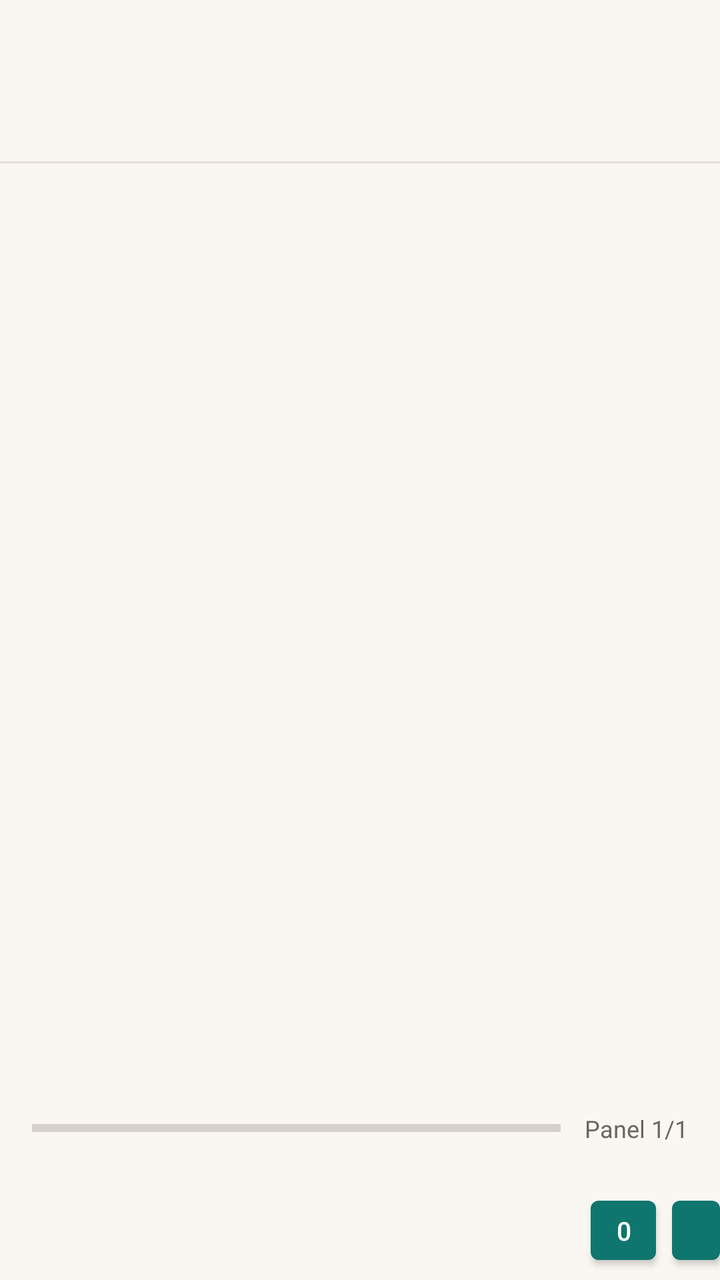
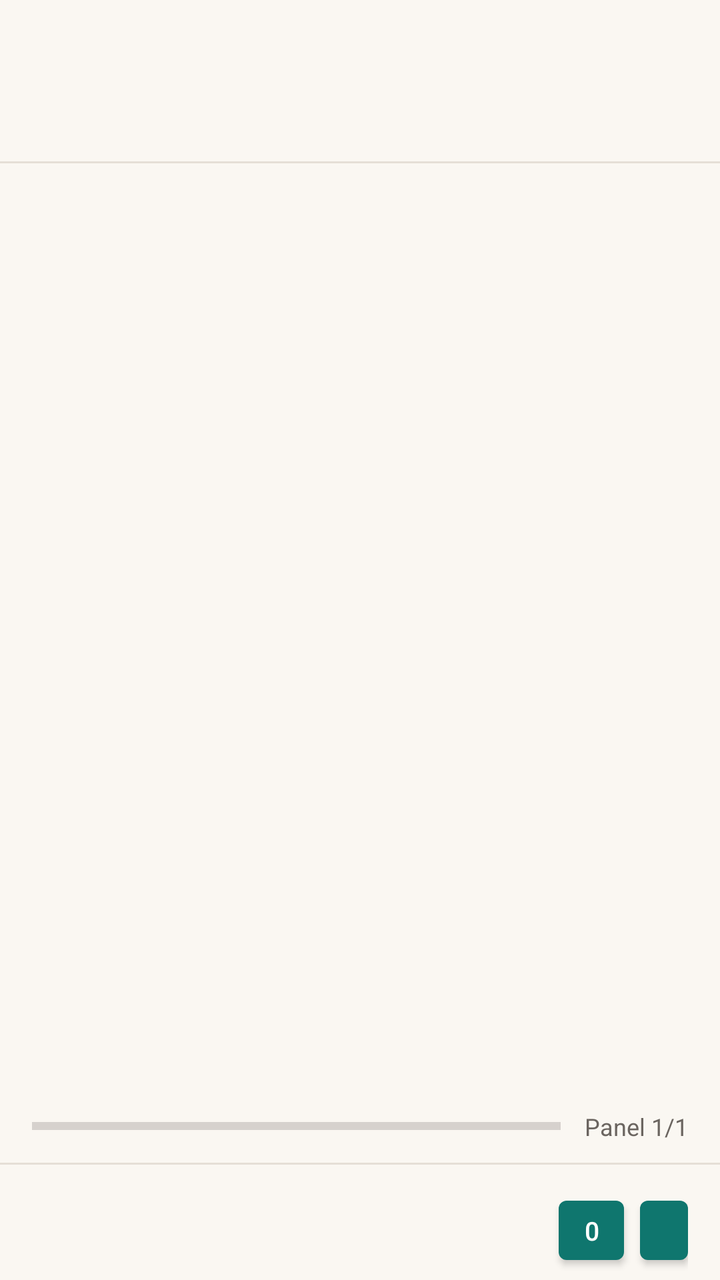

The first picture is an Android layout as it rendered before a commit; the second is the same layout after the commit. The layout source and the unified diff follow.
<!-- AndroidManifest.xml: application theme Theme.CerpenHozin -->
<!-- res/layout/activity_komik_reader.xml -->
<?xml version="1.0" encoding="utf-8"?>
<LinearLayout xmlns:android="http://schemas.android.com/apk/res/android"
    android:id="@+id/komik_reader_root"
    android:layout_width="match_parent"
    android:layout_height="match_parent"
    android:background="@color/paper"
    android:orientation="vertical">

    <LinearLayout
        android:id="@+id/komik_reader_header"
        android:layout_width="match_parent"
        android:layout_height="wrap_content"
        android:orientation="vertical"
        android:padding="16dp">

        <TextView
            android:id="@+id/komik_reader_title"
            android:layout_width="wrap_content"
            android:layout_height="wrap_content"
            android:textColor="@color/ink"
            android:textSize="20sp"
            android:textStyle="bold" />

        <TextView
            android:id="@+id/komik_reader_meta"
            android:layout_width="wrap_content"
            android:layout_height="wrap_content"
            android:layout_marginTop="4dp"
            android:textColor="@color/muted"
            android:textSize="13sp" />
    </LinearLayout>

    <View
        android:layout_width="match_parent"
        android:layout_height="1dp"
        android:background="@color/card_border" />

    <ProgressBar
        android:id="@+id/loading"
        android:layout_width="wrap_content"
        android:layout_height="wrap_content"
        android:layout_gravity="center"
        android:layout_marginTop="24dp"
        android:visibility="gone" />

    <Button
        android:id="@+id/komik_reader_download"
        android:layout_width="wrap_content"
        android:layout_height="wrap_content"
        android:layout_gravity="center"
        android:layout_marginTop="12dp"
        android:minWidth="0dp"
        android:minHeight="0dp"
        android:paddingStart="16dp"
        android:paddingEnd="16dp"
        android:paddingTop="8dp"
        android:paddingBottom="8dp"
        android:text="⬇ Unduh episode ini"
        android:textColor="@color/white"
        android:textSize="13sp"
        android:visibility="gone" />

    <androidx.recyclerview.widget.RecyclerView
        android:id="@+id/komik_reader_list"
        android:layout_width="match_parent"
        android:layout_height="0dp"
        android:layout_weight="1"
        android:clipToPadding="false" />

    <LinearLayout
        android:id="@+id/komik_reader_progress_box"
        android:layout_width="match_parent"
        android:layout_height="wrap_content"
        android:gravity="center_vertical"
        android:orientation="horizontal"
        android:paddingStart="16dp"
        android:paddingEnd="16dp"
        android:paddingTop="8dp"
        android:paddingBottom="10dp">

        <ProgressBar
            android:id="@+id/komik_reader_progress"
            style="?android:attr/progressBarStyleHorizontal"
            android:layout_width="0dp"
            android:layout_height="4dp"
            android:layout_weight="1"
            android:max="100"
            android:progress="0" />

        <TextView
            android:id="@+id/komik_reader_counter"
            android:layout_width="wrap_content"
            android:layout_height="wrap_content"
            android:layout_marginStart="12dp"
            android:text="Panel 1/1"
            android:textColor="@color/muted"
            android:textSize="12sp" />
    </LinearLayout>

    
    <include layout="@layout/social_bar" />
</LinearLayout>
<!-- res/layout/social_bar.xml (included above) -->
<?xml version="1.0" encoding="utf-8"?>
<LinearLayout xmlns:android="http://schemas.android.com/apk/res/android"
    android:id="@+id/social_bar"
    android:layout_width="match_parent"
    android:layout_height="wrap_content"
    android:gravity="center_vertical"
    android:orientation="horizontal"
    android:paddingTop="12dp"
    android:paddingBottom="4dp">

    <TextView
        android:id="@+id/social_views"
        android:layout_width="0dp"
        android:layout_height="wrap_content"
        android:layout_weight="1"
        android:ellipsize="end"
        android:maxLines="1"
        android:textColor="@color/muted"
        android:textSize="13sp" />

    <Button
        android:id="@+id/social_like"
        android:layout_width="wrap_content"
        android:layout_height="wrap_content"
        android:layout_marginStart="16dp"
        android:drawableStart="@drawable/ic_thumb_up"
        android:drawablePadding="6dp"
        android:drawableTint="@color/white"
        android:minWidth="0dp"
        android:minHeight="0dp"
        android:paddingStart="12dp"
        android:paddingEnd="12dp"
        android:paddingTop="6dp"
        android:paddingBottom="6dp"
        android:text="0"
        android:textColor="@color/white"
        android:textSize="13sp" />

    <Button
        android:id="@+id/social_dislike"
        android:layout_width="wrap_content"
        android:layout_height="wrap_content"
        android:layout_marginStart="8dp"
        android:contentDescription="Tidak suka"
        android:drawableStart="@drawable/ic_thumb_down"
        android:drawablePadding="0dp"
        android:drawableTint="@color/white"
        android:minWidth="0dp"
        android:minHeight="0dp"
        android:paddingStart="12dp"
        android:paddingEnd="12dp"
        android:paddingTop="6dp"
        android:paddingBottom="6dp"
        android:text=""
        android:textColor="@color/white"
        android:textSize="13sp" />

</LinearLayout>
<!-- resources referenced by this layout -->
<resources>
  <color name="card_border">#E5DFD6</color>
  <color name="ink">#1C1B1A</color>
  <color name="muted">#6B6560</color>
  <color name="paper">#FAF7F2</color>
  <color name="white">#FFFFFF</color>
  <!-- drawable ic_thumb_down (drawable) -->
  <vector xmlns:android="http://schemas.android.com/apk/res/android"
      android:width="18dp"
      android:height="18dp"
      android:viewportWidth="24"
      android:viewportHeight="24">
      <path
          android:fillColor="#000000"
          android:pathData="M15,3H6c-0.83,0 -1.54,0.5 -1.84,1.22l-3.02,7.05c-0.09,0.23 -0.14,0.47 -0.14,0.73v2c0,1.1 0.9,2 2,2h6.31l-0.95,4.57 -0.03,0.32c0,0.41 0.17,0.79 0.44,1.06L9.83,23l6.59,-6.59c0.36,-0.36 0.58,-0.86 0.58,-1.41V5c0,-1.1 -0.9,-2 -2,-2zM19,3v12h4V3h-4z" />
  </vector>
  <!-- drawable ic_thumb_up (drawable) -->
  <vector xmlns:android="http://schemas.android.com/apk/res/android"
      android:width="18dp"
      android:height="18dp"
      android:viewportWidth="24"
      android:viewportHeight="24">
      <path
          android:fillColor="#000000"
          android:pathData="M1,21h4V9H1v12zM23,10c0,-1.1 -0.9,-2 -2,-2h-6.31l0.95,-4.57 0.03,-0.32c0,-0.41 -0.17,-0.79 -0.44,-1.06L14.17,1 7.59,7.59C7.22,7.95 7,8.45 7,9v10c0,1.1 0.9,2 2,2h9c0.83,0 1.54,-0.5 1.84,-1.22l3.02,-7.05c0.09,-0.23 0.14,-0.47 0.14,-0.73v-2z" />
  </vector>
  <style name="Theme.CerpenHozin" parent="Theme.MaterialComponents.DayNight.NoActionBar">
          <item name="colorPrimary">@color/accent</item>
          <item name="colorPrimaryDark">@color/accent_dark</item>
          <item name="colorAccent">@color/accent</item>
          <item name="android:windowBackground">@color/paper</item>
          <item name="android:textColorPrimary">@color/ink</item>
          <item name="android:textColorSecondary">@color/muted</item>
      </style>
  <color name="accent">#0F766E</color>
  <color name="accent_dark">#0B5E57</color>
</resources>

<!-- the commit's change to res/layout/activity_komik_reader.xml (unified diff, before → after) -->
@@ -98,7 +98,17 @@
     </LinearLayout>
 
     
-    <include layout="@layout/social_bar" />
+    <View
+        android:layout_width="match_parent"
+        android:layout_height="1dp"
+        android:background="@color/card_border" />
+
+    <include
+        layout="@layout/social_bar"
+        android:layout_width="match_parent"
+        android:layout_height="wrap_content"
+        android:layout_marginStart="16dp"
+        android:layout_marginEnd="16dp" />
 </LinearLayout>
 <!-- res/layout/social_bar.xml (included above) -->
 <?xml version="1.0" encoding="utf-8"?>
